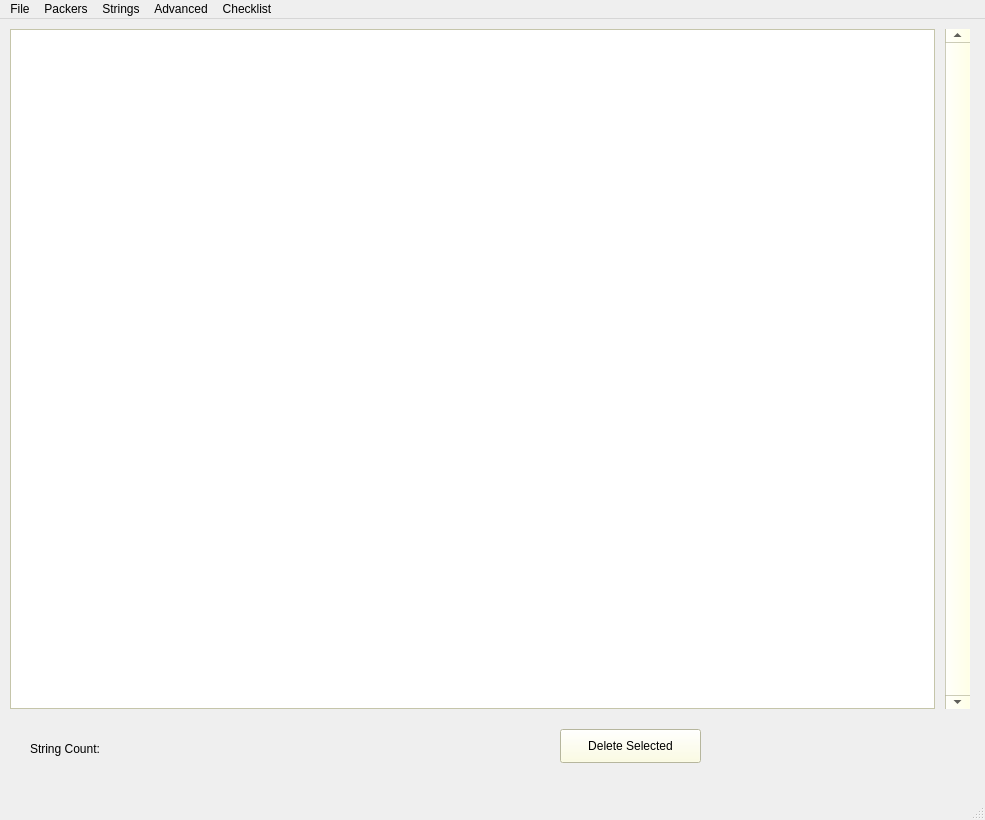
Before: the Qt Designer form mainwindow.ui in briantobin256/Static-File-Analysis-Tool, drawn with Qt 5.
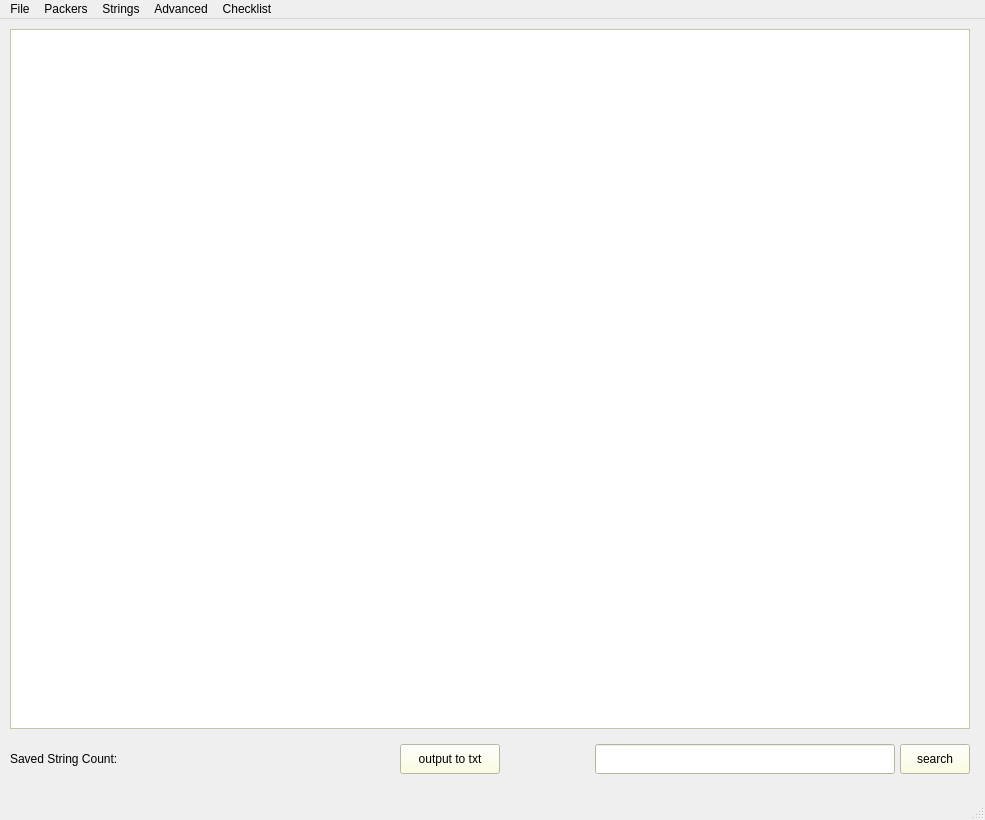
After: the same form once the commit is applied. The open tabs and pages were chosen to show the change.

Commit message: strings ui improved. strings can be outputted to text file. fixed search bug.

```diff
--- a/mainwindow.ui
+++ b/mainwindow.ui
@@ -657,8 +657,8 @@
        <rect>
         <x>10</x>
         <y>10</y>
-        <width>925</width>
-        <height>680</height>
+        <width>960</width>
+        <height>700</height>
        </rect>
       </property>
       <property name="sizePolicy">
@@ -669,24 +669,24 @@
       </property>
       <property name="minimumSize">
        <size>
-        <width>925</width>
-        <height>680</height>
+        <width>960</width>
+        <height>700</height>
        </size>
       </property>
       <property name="maximumSize">
        <size>
-        <width>925</width>
-        <height>680</height>
+        <width>960</width>
+        <height>700</height>
        </size>
       </property>
       <property name="focusPolicy">
        <enum>Qt::NoFocus</enum>
       </property>
       <property name="verticalScrollBarPolicy">
-       <enum>Qt::ScrollBarAlwaysOff</enum>
+       <enum>Qt::ScrollBarAsNeeded</enum>
       </property>
       <property name="horizontalScrollBarPolicy">
-       <enum>Qt::ScrollBarAlwaysOff</enum>
+       <enum>Qt::ScrollBarAsNeeded</enum>
       </property>
       <property name="autoScroll">
        <bool>true</bool>
@@ -704,74 +704,69 @@
        <enum>QAbstractItemView::ExtendedSelection</enum>
       </property>
      </widget>
-     <widget class="QLabel" name="savedStringCountLabel">
-      <property name="geometry">
-       <rect>
-        <x>30</x>
-        <y>720</y>
-        <width>101</width>
-        <height>20</height>
-       </rect>
-      </property>
-      <property name="text">
-       <string>String Count:</string>
-      </property>
-     </widget>
      <widget class="QLabel" name="savedStringCountValue">
       <property name="geometry">
        <rect>
-        <x>140</x>
-        <y>720</y>
-        <width>101</width>
-        <height>20</height>
+        <x>160</x>
+        <y>725</y>
+        <width>95</width>
+        <height>30</height>
        </rect>
       </property>
       <property name="text">
        <string/>
       </property>
      </widget>
-     <widget class="QPushButton" name="deleteSelectedStringsButton">
+     <widget class="QLineEdit" name="searchSavedString">
       <property name="geometry">
        <rect>
-        <x>560</x>
-        <y>710</y>
-        <width>141</width>
-        <height>34</height>
+        <x>595</x>
+        <y>725</y>
+        <width>300</width>
+        <height>30</height>
        </rect>
       </property>
+     </widget>
+     <widget class="QPushButton" name="savedStringSearchButton">
+      <property name="geometry">
+       <rect>
+        <x>900</x>
+        <y>725</y>
+        <width>70</width>
+        <height>30</height>
+       </rect>
+      </property>
       <property name="text">
-       <string>Delete Selected</string>
+       <string>search</string>
       </property>
      </widget>
-     <widget class="QScrollBar" name="savedStringsScrollBar">
+     <widget class="QLabel" name="savedStringCountLabel">
       <property name="geometry">
        <rect>
-        <x>945</x>
-        <y>10</y>
-        <width>25</width>
-        <height>680</height>
+        <x>10</x>
+        <y>725</y>
+        <width>150</width>
+        <height>30</height>
        </rect>
       </property>
-      <property name="minimumSize">
-       <size>
-        <width>25</width>
-        <height>680</height>
-       </size>
+      <property name="mouseTracking">
+       <bool>false</bool>
       </property>
-      <property name="maximumSize">
-       <size>
-        <width>25</width>
-        <height>680</height>
-       </size>
+      <property name="text">
+       <string>Saved String Count:</string>
       </property>
-      <property name="maximum">
-       <number>0</number>
+     </widget>
+     <widget class="QPushButton" name="savedStringOutputButton">
+      <property name="geometry">
+       <rect>
+        <x>400</x>
+        <y>725</y>
+        <width>100</width>
+        <height>30</height>
+       </rect>
       </property>
-      <property name="pageStep">
-       <number>16</number>
-      </property>
-      <property name="orientation">
-       <enum>Qt::Vertical</enum>
+      <property name="text">
+       <string>output to txt</string>
       </property>
      </widget>
     </widget>
```
Left out of the diff: 83 changed lines with no effect on the pictures. The commit also changes 2 other files.
